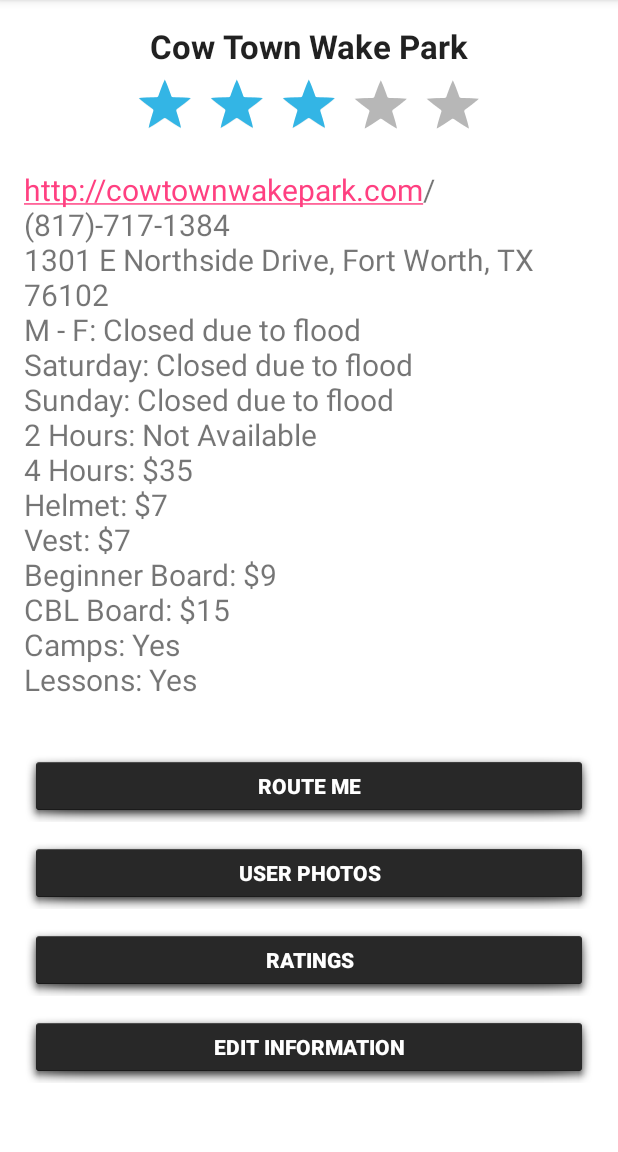
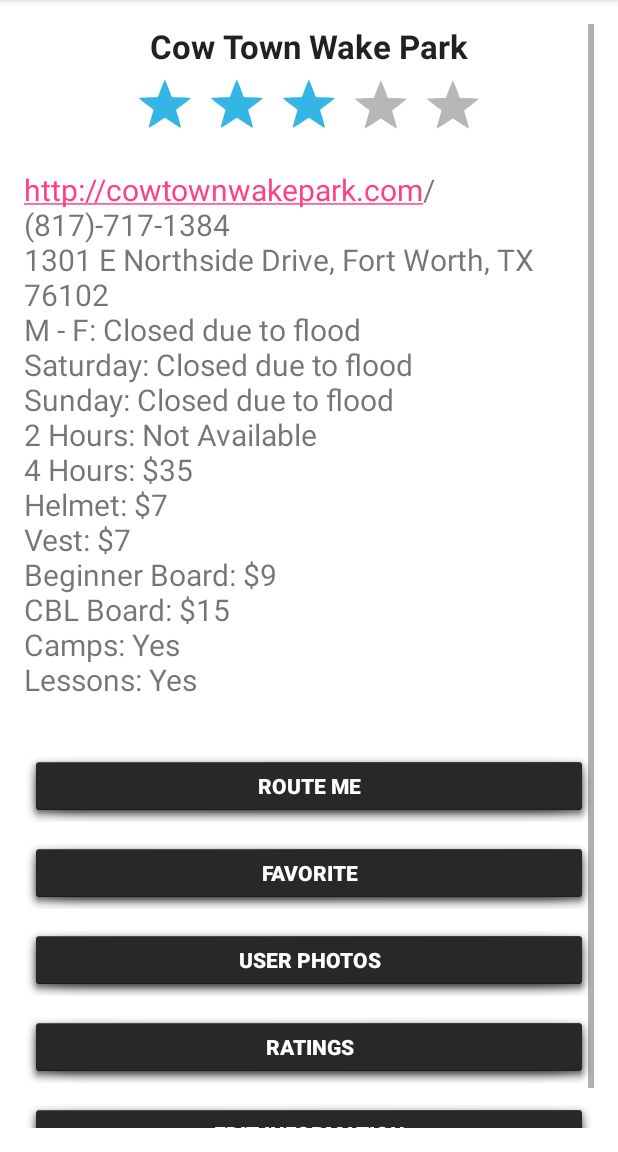
Before and after one commit to iamkeeb/wakeParks, an Android app: the park_list screen opened directly, with no data from a screen before it, after a tap on "Cow Town Wake Park", on a phone screen of 412 x 824 dp, the part 84-1236 px from its top. Run offline under Robolectric (Android 15) with nearby library versions, the phone set to English and light mode, and no system bars; our stand-ins replace Firebase (no records; nobody signed in at launch, a user with empty details on screens opened directly); 1 statement that could not run was skipped.

Commit message:
Added favorites activity and button

```diff
--- a/app/src/main/AndroidManifest.xml
+++ b/app/src/main/AndroidManifest.xml
@@ -94,7 +94,8 @@
                 android:name="android.app.searchable"
                 android:resource="@xml/searchable" />
         </activity>
-        <activity android:name=".review_page"></activity>
+        <activity android:name=".review_page" />
+        <activity android:name=".favorites_list"></activity>
     </application>
 
 </manifest>
--- a/app/src/main/java/com/example/kissesfrme_20/wakeparks/ProfileActivity.java
+++ b/app/src/main/java/com/example/kissesfrme_20/wakeparks/ProfileActivity.java
@@ -69,4 +69,9 @@ public class ProfileActivity extends AppCompatActivity implements View.OnClickLi
         Intent intent = new Intent(this, park_search.class);
         startActivity(intent);
     }
+
+    public void favorites(View view) {
+        Intent intent = new Intent(this, favorites_list.class);
+        startActivity(intent);
+    }
 }
--- a/app/src/main/java/com/example/kissesfrme_20/wakeparks/find_park.java
+++ b/app/src/main/java/com/example/kissesfrme_20/wakeparks/find_park.java
@@ -44,4 +44,9 @@ public class find_park extends welcome_page {
         Intent intent = new Intent(this, park_search.class);
         startActivity(intent);
     }
+
+    public void favorites(View view) {
+        Intent intent = new Intent(this, favorites_list.class);
+        startActivity(intent);
+    }
 }
--- a/app/src/main/res/layout/activity_cable_park.xml
+++ b/app/src/main/res/layout/activity_cable_park.xml
@@ -76,6 +76,19 @@
             <Button
                 android:layout_width="fill_parent"
                 android:layout_height="wrap_content"
+                android:text="@string/favorite"
+                android:id="@+id/button10"
+                android:layout_marginTop="10dp"
+                android:background="@android:drawable/dialog_holo_dark_frame"
+                android:clickable="true"
+                android:textColor="#ffffff"
+                android:textStyle="bold"
+                android:contentDescription="@string/favorite_button"
+                android:onClick="Favorite"/>
+
+            <Button
+                android:layout_width="fill_parent"
+                android:layout_height="wrap_content"
                 android:text="@string/user_photos"
                 android:id="@+id/button6"
                 android:layout_marginTop="10dp"
--- a/app/src/main/res/layout/activity_profile.xml
+++ b/app/src/main/res/layout/activity_profile.xml
@@ -95,7 +95,8 @@
             android:background="@color/colorBlack"
             android:id="@+id/button18"
             android:layout_gravity="center_horizontal"
-            android:layout_weight="0.20" />
+            android:layout_weight="0.20"
+            android:onClick="favorites" />
         <Button
             android:layout_width="match_parent"
             android:layout_height="wrap_content"
--- a/app/src/main/res/layout/findpark.xml
+++ b/app/src/main/res/layout/findpark.xml
@@ -88,6 +88,7 @@
             android:background="@color/colorBlack"
             android:id="@+id/button4"
             android:layout_gravity="center_horizontal"
-            android:layout_weight="0.25" />
+            android:layout_weight="0.25"
+            android:onClick="favorites"/>
     </LinearLayout>
 </LinearLayout>
--- a/app/src/main/res/values/strings.xml
+++ b/app/src/main/res/values/strings.xml
@@ -28,4 +28,6 @@
     <string name="keep_me_logged_in">Keep me logged in</string>
     <string name="park_name">Park Name</string>
     <string name="add_review">Add Review</string>
+    <string name="favorite">Favorite</string>
+    <string name="favorite_button">favorite button</string>
 </resources>
```
Also changed, not shown: app/src/main/java/com/example/kissesfrme_20/wakeparks/cable_park.java (+10 -1 lines), app/src/main/java/com/example/kissesfrme_20/wakeparks/favorites_list.java (added, +159 -0 lines), app/src/main/res/layout/activity_favorites_list.xml (added, +12 -0 lines).
